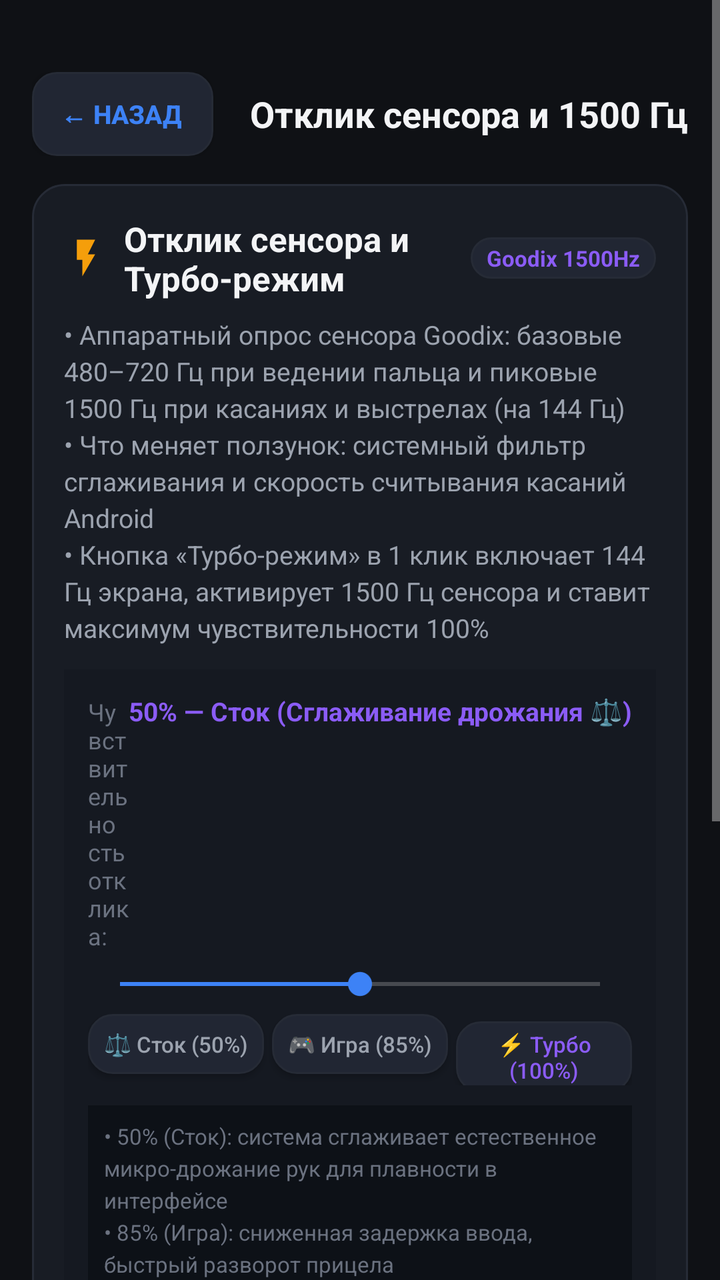
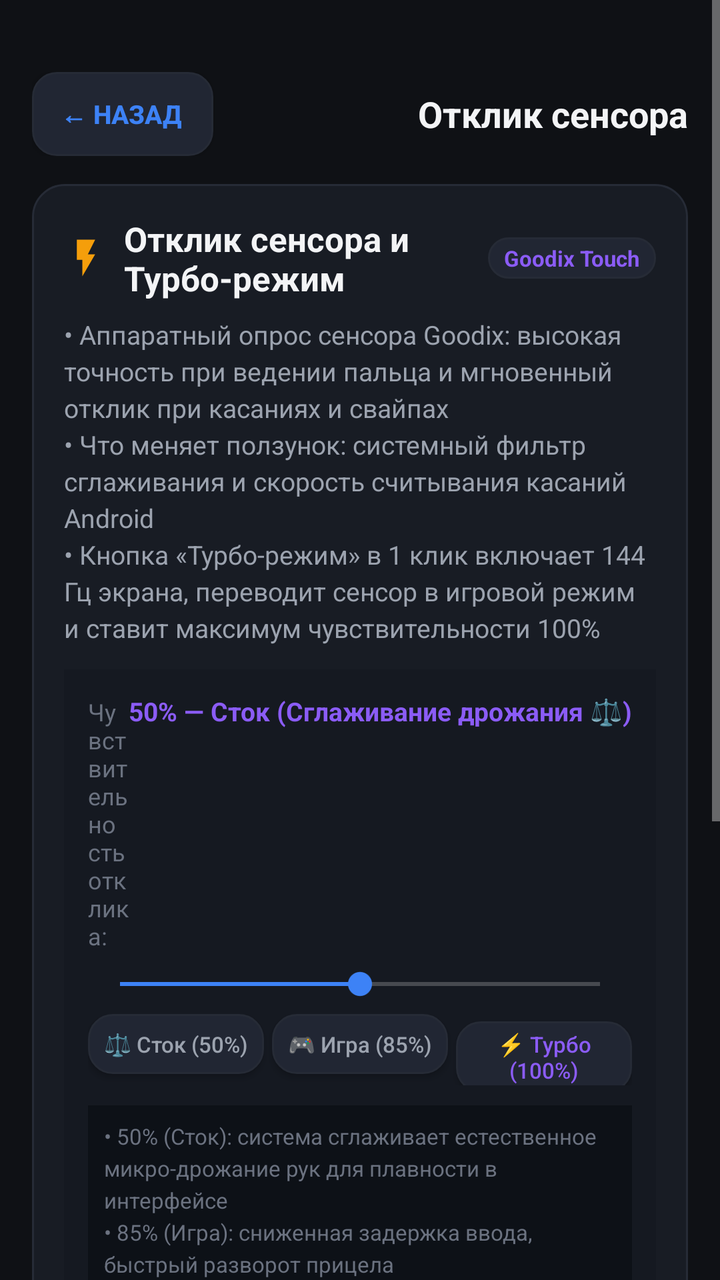

Before-and-after screenshots of an Android layout around one commit, followed by the original layout XML and the change that was made.
<!-- AndroidManifest.xml: application theme AppTheme -->
<!-- res/layout/activity_touch.xml -->
<?xml version="1.0" encoding="utf-8"?>
<ScrollView xmlns:android="http://schemas.android.com/apk/res/android"
    android:layout_width="match_parent"
    android:layout_height="match_parent"
    android:background="@color/bg_dark"
    android:fitsSystemWindows="true">

    <LinearLayout
        android:layout_width="match_parent"
        android:layout_height="wrap_content"
        android:orientation="vertical"
        android:paddingStart="16dp"
        android:paddingEnd="16dp"
        android:paddingTop="36dp"
        android:paddingBottom="24dp">

        
        <LinearLayout
            android:layout_width="match_parent"
            android:layout_height="wrap_content"
            android:orientation="horizontal"
            android:gravity="center_vertical"
            android:paddingBottom="14dp">

            <Button
                android:id="@+id/btn_back"
                android:layout_width="wrap_content"
                android:layout_height="42dp"
                android:minWidth="90dp"
                android:background="@drawable/btn_chip"
                android:text="← Назад"
                android:textColor="@color/accent_blue"
                android:textSize="13sp"
                android:textStyle="bold"
                android:paddingStart="14dp"
                android:paddingEnd="16dp" />

            <TextView
                android:layout_width="0dp"
                android:layout_height="wrap_content"
                android:layout_weight="1"
                android:text="Отклик сенсора и 1500 Гц"
                android:textColor="@color/text_primary"
                android:textSize="18sp"
                android:textStyle="bold"
                android:gravity="end" />
        </LinearLayout>

        
        <LinearLayout
            android:id="@+id/card_touch_control"
            android:layout_width="match_parent"
            android:layout_height="wrap_content"
            android:background="@drawable/card_bg"
            android:orientation="vertical"
            android:padding="16dp">

            <LinearLayout
                android:layout_width="match_parent"
                android:layout_height="wrap_content"
                android:orientation="horizontal"
                android:gravity="center_vertical">

                <ImageView
                    android:layout_width="22dp"
                    android:layout_height="22dp"
                    android:src="@drawable/ic_cat_touch"
                    android:layout_marginEnd="8dp" />

                <TextView
                    android:layout_width="0dp"
                    android:layout_height="wrap_content"
                    android:layout_weight="1"
                    android:text="Отклик сенсора и Турбо-режим"
                    android:textColor="@color/text_primary"
                    android:textSize="17sp"
                    android:textStyle="bold" />

                <TextView
                    android:layout_width="wrap_content"
                    android:layout_height="wrap_content"
                    android:background="@drawable/btn_chip"
                    android:paddingStart="8dp"
                    android:paddingEnd="8dp"
                    android:paddingTop="3dp"
                    android:paddingBottom="3dp"
                    android:text="Goodix 1500Hz"
                    android:textColor="@color/accent_purple"
                    android:textSize="11sp"
                    android:textStyle="bold" />
            </LinearLayout>

            <TextView
                android:layout_width="wrap_content"
                android:layout_height="wrap_content"
                android:layout_marginTop="8dp"
                android:text="• Аппаратный опрос сенсора Goodix: базовые 480–720 Гц при ведении пальца и пиковые 1500 Гц при касаниях и выстрелах (на 144 Гц)\n• Что меняет ползунок: системный фильтр сглаживания и скорость считывания касаний Android\n• Кнопка «Турбо-режим» в 1 клик включает 144 Гц экрана, активирует 1500 Гц сенсора и ставит максимум чувствительности 100%"
                android:textColor="@color/text_secondary"
                android:textSize="13sp"
                android:lineSpacingExtra="3dp" />

            
            <LinearLayout
                android:layout_width="match_parent"
                android:layout_height="wrap_content"
                android:orientation="vertical"
                android:layout_marginTop="12dp"
                android:background="#151921"
                android:padding="12dp">

                <LinearLayout
                    android:layout_width="match_parent"
                    android:layout_height="wrap_content"
                    android:orientation="horizontal">

                    <TextView
                        android:layout_width="0dp"
                        android:layout_height="wrap_content"
                        android:layout_weight="1"
                        android:text="Чувствительность отклика:"
                        android:textColor="@color/text_muted"
                        android:textSize="12sp" />

                    <TextView
                        android:id="@+id/tv_menu_touch_speed_val"
                        android:layout_width="wrap_content"
                        android:layout_height="wrap_content"
                        android:text="50% — Сток (Сглаживание дрожания ⚖️)"
                        android:textColor="@color/accent_purple"
                        android:textSize="13sp"
                        android:textStyle="bold" />
                </LinearLayout>

                <SeekBar
                    android:id="@+id/sb_menu_touch_speed"
                    android:layout_width="match_parent"
                    android:layout_height="wrap_content"
                    android:layout_marginTop="8dp"
                    android:max="14"
                    android:progress="7" />

                
                <LinearLayout
                    android:layout_width="match_parent"
                    android:layout_height="wrap_content"
                    android:orientation="horizontal"
                    android:layout_marginTop="6dp">

                    <Button
                        android:id="@+id/btn_menu_touch_stock"
                        android:layout_width="0dp"
                        android:layout_height="wrap_content"
                        android:minHeight="30dp"
                        android:gravity="center"
                        android:paddingStart="6dp"
                        android:paddingEnd="6dp"
                        android:paddingTop="4dp"
                        android:paddingBottom="4dp"
                        android:layout_weight="1"
                        android:background="@drawable/btn_chip"
                        android:text="⚖️ Сток (50%)"
                        android:textAllCaps="false"
                        android:textColor="@color/text_secondary"
                        android:textSize="11sp"
                        android:layout_marginEnd="4dp" />

                    <Button
                        android:id="@+id/btn_menu_touch_game"
                        android:layout_width="0dp"
                        android:layout_height="wrap_content"
                        android:minHeight="30dp"
                        android:gravity="center"
                        android:paddingStart="6dp"
                        android:paddingEnd="6dp"
                        android:paddingTop="4dp"
                        android:paddingBottom="4dp"
                        android:layout_weight="1"
                        android:background="@drawable/btn_chip"
                        android:text="🎮 Игра (85%)"
                        android:textAllCaps="false"
                        android:textColor="@color/text_secondary"
                        android:textSize="11sp"
                        android:layout_marginEnd="4dp" />

                    <Button
                        android:id="@+id/btn_menu_touch_turbo"
                        android:layout_width="0dp"
                        android:layout_height="wrap_content"
                        android:minHeight="30dp"
                        android:gravity="center"
                        android:paddingStart="6dp"
                        android:paddingEnd="6dp"
                        android:paddingTop="4dp"
                        android:paddingBottom="4dp"
                        android:layout_weight="1"
                        android:background="@drawable/btn_chip"
                        android:text="⚡ Турбо (100%)"
                        android:textAllCaps="false"
                        android:textColor="@color/accent_purple"
                        android:textSize="11sp" />
                </LinearLayout>

                
                <TextView
                    android:layout_width="match_parent"
                    android:layout_height="wrap_content"
                    android:layout_marginTop="10dp"
                    android:background="#0D1117"
                    android:padding="8dp"
                    android:text="• 50% (Сток): система сглаживает естественное микро-дрожание рук для плавности в интерфейсе\n• 85% (Игра): сниженная задержка ввода, быстрый разворот прицела\n• 100% (Турбо): фильтр задержки отключен (0 мс), прямое считывание для мгновенной стрельбы"
                    android:textColor="@color/text_muted"
                    android:textSize="11sp"
                    android:lineSpacingExtra="3dp" />
            </LinearLayout>

            
            <Button
                android:id="@+id/btn_menu_apply_turbo"
                android:layout_width="match_parent"
                android:layout_height="wrap_content"
                android:minHeight="48dp"
                android:gravity="center"
                android:paddingStart="10dp"
                android:paddingEnd="10dp"
                android:paddingTop="8dp"
                android:paddingBottom="8dp"
                android:layout_marginTop="12dp"
                android:background="@drawable/btn_purple"
                android:text="⚡ Включить Турбо-режим (144 Гц + Сенсор 1500 Гц)"
                android:textAllCaps="false"
                android:textColor="#FFFFFF"
                android:textSize="13sp"
                android:textStyle="bold" />

            <Button
                android:id="@+id/btn_menu_reset_stock"
                android:layout_width="match_parent"
                android:layout_height="wrap_content"
                android:minHeight="42dp"
                android:gravity="center"
                android:paddingStart="10dp"
                android:paddingEnd="10dp"
                android:paddingTop="8dp"
                android:paddingBottom="8dp"
                android:layout_marginTop="8dp"
                android:background="@drawable/btn_chip"
                android:text="🔄 Сбросить к стоку (Авто Гц + Сток 50% + UI 1.0x)"
                android:textAllCaps="false"
                android:textColor="@color/accent_yellow"
                android:textSize="12sp"
                android:textStyle="bold" />

            
            <LinearLayout
                android:layout_width="match_parent"
                android:layout_height="wrap_content"
                android:orientation="vertical"
                android:layout_marginTop="12dp"
                android:background="#151921"
                android:padding="10dp">

                <LinearLayout
                    android:layout_width="match_parent"
                    android:layout_height="wrap_content"
                    android:orientation="horizontal">

                    <TextView
                        android:layout_width="0dp"
                        android:layout_height="wrap_content"
                        android:layout_weight="1"
                        android:text="Скорость анимаций UI:"
                        android:textColor="@color/text_muted"
                        android:textSize="12sp" />

                    <TextView
                        android:id="@+id/tv_menu_anim_speed_val"
                        android:layout_width="wrap_content"
                        android:layout_height="wrap_content"
                        android:text="1.0x (Сток ⚖️)"
                        android:textColor="@color/accent_blue"
                        android:textSize="12sp"
                        android:textStyle="bold" />
                </LinearLayout>

                <TextView
                    android:layout_width="wrap_content"
                    android:layout_height="wrap_content"
                    android:layout_marginTop="4dp"
                    android:text="Ускорение анимаций в 2 раза (0.5x) убирает визуальные задержки системы."
                    android:textColor="@color/text_secondary"
                    android:textSize="11sp" />

                <LinearLayout
                    android:layout_width="match_parent"
                    android:layout_height="wrap_content"
                    android:orientation="horizontal"
                    android:layout_marginTop="8dp">

                    <Button
                        android:id="@+id/btn_menu_anim_boost"
                        android:layout_width="0dp"
                        android:layout_height="wrap_content"
                        android:minHeight="36dp"
                        android:gravity="center"
                        android:paddingStart="10dp"
                        android:paddingEnd="10dp"
                        android:paddingTop="8dp"
                        android:paddingBottom="8dp"
                        android:layout_weight="1"
                        android:background="@drawable/btn_primary"
                        android:text="🚀 Ускорить UI (0.5x)"
                        android:textAllCaps="false"
                        android:textColor="#FFFFFF"
                        android:textSize="12sp"
                        android:textStyle="bold"
                        android:layout_marginEnd="4dp" />

                    <Button
                        android:id="@+id/btn_menu_anim_stock"
                        android:layout_width="0dp"
                        android:layout_height="wrap_content"
                        android:minHeight="36dp"
                        android:gravity="center"
                        android:paddingStart="10dp"
                        android:paddingEnd="10dp"
                        android:paddingTop="8dp"
                        android:paddingBottom="8dp"
                        android:layout_weight="1"
                        android:background="@drawable/btn_chip"
                        android:text="🔄 Сток (1.0x)"
                        android:textAllCaps="false"
                        android:textColor="@color/text_primary"
                        android:textSize="12sp"
                        android:layout_marginStart="4dp" />
                </LinearLayout>
            </LinearLayout>
        </LinearLayout>
    </LinearLayout>
</ScrollView>
<!-- resources referenced by this layout -->
<resources>
  <color name="accent_blue">#3D82F6</color>
  <color name="accent_purple">#8B5CF6</color>
  <color name="accent_yellow">#F59E0B</color>
  <color name="bg_dark">#0F1115</color>
  <color name="text_muted">#6B7280</color>
  <color name="text_primary">#F3F4F6</color>
  <color name="text_secondary">#9CA3AF</color>
  <!-- drawable btn_chip (drawable) -->
  <?xml version="1.0" encoding="utf-8"?>
  <shape xmlns:android="http://schemas.android.com/apk/res/android"
      android:shape="rectangle">
      <solid android:color="@color/chip_bg" />
      <stroke android:width="1dp" android:color="@color/card_stroke" />
      <corners android:radius="12dp" />
  </shape>
  <!-- drawable btn_primary (drawable) -->
  <?xml version="1.0" encoding="utf-8"?>
  <shape xmlns:android="http://schemas.android.com/apk/res/android"
      android:shape="rectangle">
      <solid android:color="@color/accent_blue" />
      <corners android:radius="12dp" />
  </shape>
  <!-- drawable btn_purple (drawable) -->
  <?xml version="1.0" encoding="utf-8"?>
  <shape xmlns:android="http://schemas.android.com/apk/res/android"
      android:shape="rectangle">
      <solid android:color="@color/accent_purple" />
      <corners android:radius="12dp" />
  </shape>
  <!-- drawable card_bg (drawable) -->
  <?xml version="1.0" encoding="utf-8"?>
  <shape xmlns:android="http://schemas.android.com/apk/res/android"
      android:shape="rectangle">
      <solid android:color="@color/card_dark" />
      <stroke android:width="1dp" android:color="@color/card_stroke" />
      <corners android:radius="16dp" />
  </shape>
  <!-- drawable ic_cat_touch (drawable) -->
  <?xml version="1.0" encoding="utf-8"?>
  <vector xmlns:android="http://schemas.android.com/apk/res/android"
      android:width="20dp"
      android:height="20dp"
      android:viewportWidth="24"
      android:viewportHeight="24">
      <path
          android:fillColor="#F59E0B"
          android:pathData="M7,2v11h3v9l7,-12h-4l4,-8z" />
  </vector>
  <style name="AppTheme" parent="android:Theme.Material.NoActionBar">
          <item name="android:windowBackground">@color/bg_dark</item>
          <item name="android:colorPrimary">@color/accent_blue</item>
          <item name="android:colorAccent">@color/accent_blue</item>
          <item name="android:statusBarColor">@color/bg_dark</item>
          <item name="android:navigationBarColor">@color/bg_dark</item>
      </style>
  <color name="chip_bg">#212633</color>
  <color name="card_stroke">#262B36</color>
  <color name="card_dark">#181C24</color>
</resources>

<!-- the commit's change to res/layout/activity_touch.xml (unified diff, before → after) -->
@@ -39,7 +39,7 @@
                 android:layout_width="0dp"
                 android:layout_height="wrap_content"
                 android:layout_weight="1"
-                android:text="Отклик сенсора и 1500 Гц"
+                android:text="Отклик сенсора"
                 android:textColor="@color/text_primary"
                 android:textSize="18sp"
                 android:textStyle="bold"
@@ -84,7 +84,7 @@
                     android:paddingEnd="8dp"
                     android:paddingTop="3dp"
                     android:paddingBottom="3dp"
-                    android:text="Goodix 1500Hz"
+                    android:text="Goodix Touch"
                     android:textColor="@color/accent_purple"
                     android:textSize="11sp"
                     android:textStyle="bold" />
@@ -94,7 +94,7 @@
                 android:layout_width="wrap_content"
                 android:layout_height="wrap_content"
                 android:layout_marginTop="8dp"
-                android:text="• Аппаратный опрос сенсора Goodix: базовые 480–720 Гц при ведении пальца и пиковые 1500 Гц при касаниях и выстрелах (на 144 Гц)\n• Что меняет ползунок: системный фильтр сглаживания и скорость считывания касаний Android\n• Кнопка «Турбо-режим» в 1 клик включает 144 Гц экрана, активирует 1500 Гц сенсора и ставит максимум чувствительности 100%"
+                android:text="• Аппаратный опрос сенсора Goodix: высокая точность при ведении пальца и мгновенный отклик при касаниях и свайпах\n• Что меняет ползунок: системный фильтр сглаживания и скорость считывания касаний Android\n• Кнопка «Турбо-режим» в 1 клик включает 144 Гц экрана, переводит сенсор в игровой режим и ставит максимум чувствительности 100%"
                 android:textColor="@color/text_secondary"
                 android:textSize="13sp"
                 android:lineSpacingExtra="3dp" />
@@ -226,7 +226,7 @@
                 android:paddingBottom="8dp"
                 android:layout_marginTop="12dp"
                 android:background="@drawable/btn_purple"
-                android:text="⚡ Включить Турбо-режим (144 Гц + Сенсор 1500 Гц)"
+                android:text="⚡ Включить Турбо-режим (144 Гц + Макс. отклик)"
                 android:textAllCaps="false"
                 android:textColor="#FFFFFF"
                 android:textSize="13sp"
